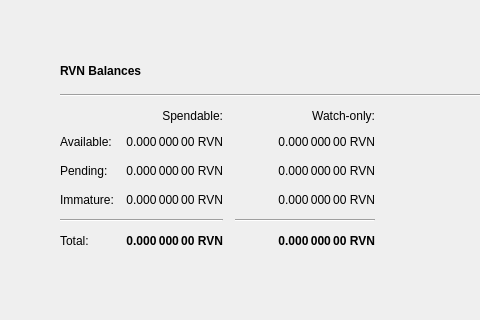
Old version of the form src/qt/forms/overviewpage.ui in the repository thehomosapien/AMLBitcoin; both pictures show x 0 to 480 and y 0 to 320 of the 1343 by 759 pixel window.
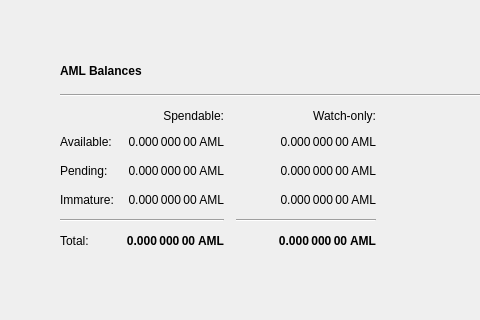
New version of the form. Icons and pictures are not drawn.

Diff of the .ui file:
```diff
--- a/src/qt/forms/overviewpage.ui
+++ b/src/qt/forms/overviewpage.ui
@@ -94,7 +94,7 @@
                  </font>
                 </property>
                 <property name="text">
-                 <string>RVN Balances</string>
+                 <string>AML Balances</string>
                 </property>
                </widget>
               </item>
@@ -173,7 +173,7 @@
                  <string>Mined balance in watch-only addresses that has not yet matured</string>
                 </property>
                 <property name="text">
-                 <string notr="true">0.000 000 00 RVN</string>
+                 <string notr="true">0.000 000 00 AML</string>
                 </property>
                 <property name="alignment">
                  <set>Qt::AlignRight|Qt::AlignTrailing|Qt::AlignVCenter</set>
@@ -218,7 +218,7 @@
                  <string>Your current balance in watch-only addresses</string>
                 </property>
                 <property name="text">
-                 <string notr="true">0.000 000 00 RVN</string>
+                 <string notr="true">0.000 000 00 AML</string>
                 </property>
                 <property name="alignment">
                  <set>Qt::AlignRight|Qt::AlignTrailing|Qt::AlignVCenter</set>
@@ -243,7 +243,7 @@
                  <string>Total of transactions that have yet to be confirmed, and do not yet count toward the spendable balance</string>
                 </property>
                 <property name="text">
-                 <string notr="true">0.000 000 00 RVN</string>
+                 <string notr="true">0.000 000 00 AML</string>
                 </property>
                 <property name="alignment">
                  <set>Qt::AlignRight|Qt::AlignTrailing|Qt::AlignVCenter</set>
@@ -304,7 +304,7 @@
                  <string>Current total balance in watch-only addresses</string>
                 </property>
                 <property name="text">
-                 <string notr="true">0.000 000 00 RVN</string>
+                 <string notr="true">0.000 000 00 AML</string>
                 </property>
                 <property name="alignment">
                  <set>Qt::AlignRight|Qt::AlignTrailing|Qt::AlignVCenter</set>
@@ -346,7 +346,7 @@
                  <string>Your current total balance</string>
                 </property>
                 <property name="text">
-                 <string notr="true">0.000 000 00 RVN</string>
+                 <string notr="true">0.000 000 00 AML</string>
                 </property>
                 <property name="alignment">
                  <set>Qt::AlignRight|Qt::AlignTrailing|Qt::AlignVCenter</set>
@@ -371,7 +371,7 @@
                  <string>Your current spendable balance</string>
                 </property>
                 <property name="text">
-                 <string notr="true">0.000 000 00 RVN</string>
+                 <string notr="true">0.000 000 00 AML</string>
                 </property>
                 <property name="alignment">
                  <set>Qt::AlignRight|Qt::AlignTrailing|Qt::AlignVCenter</set>
@@ -410,7 +410,7 @@
                  <string>Mined balance that has not yet matured</string>
                 </property>
                 <property name="text">
-                 <string notr="true">0.000 000 00 RVN</string>
+                 <string notr="true">0.000 000 00 AML</string>
                 </property>
                 <property name="alignment">
                  <set>Qt::AlignRight|Qt::AlignTrailing|Qt::AlignVCenter</set>
@@ -435,7 +435,7 @@
                  <string>Unconfirmed transactions to watch-only addresses</string>
                 </property>
                 <property name="text">
-                 <string notr="true">0.000 000 00 RVN</string>
+                 <string notr="true">0.000 000 00 AML</string>
                 </property>
                 <property name="alignment">
                  <set>Qt::AlignRight|Qt::AlignTrailing|Qt::AlignVCenter</set>
```
Left out of the diff: 6 changed lines with no effect on the pictures.
